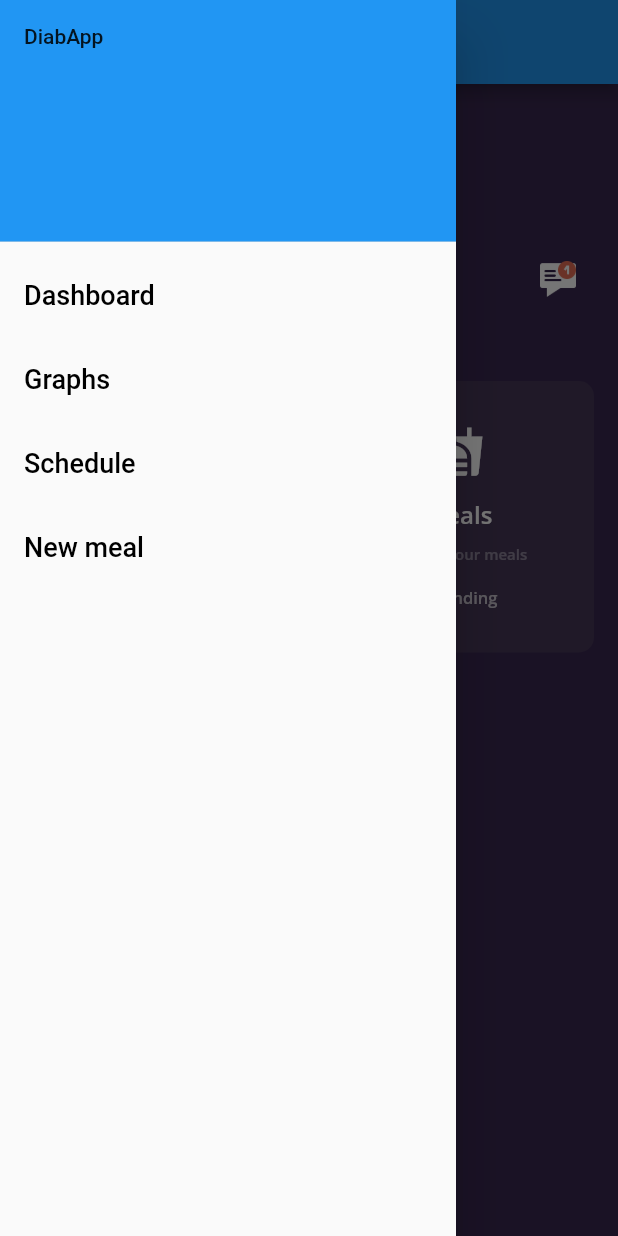
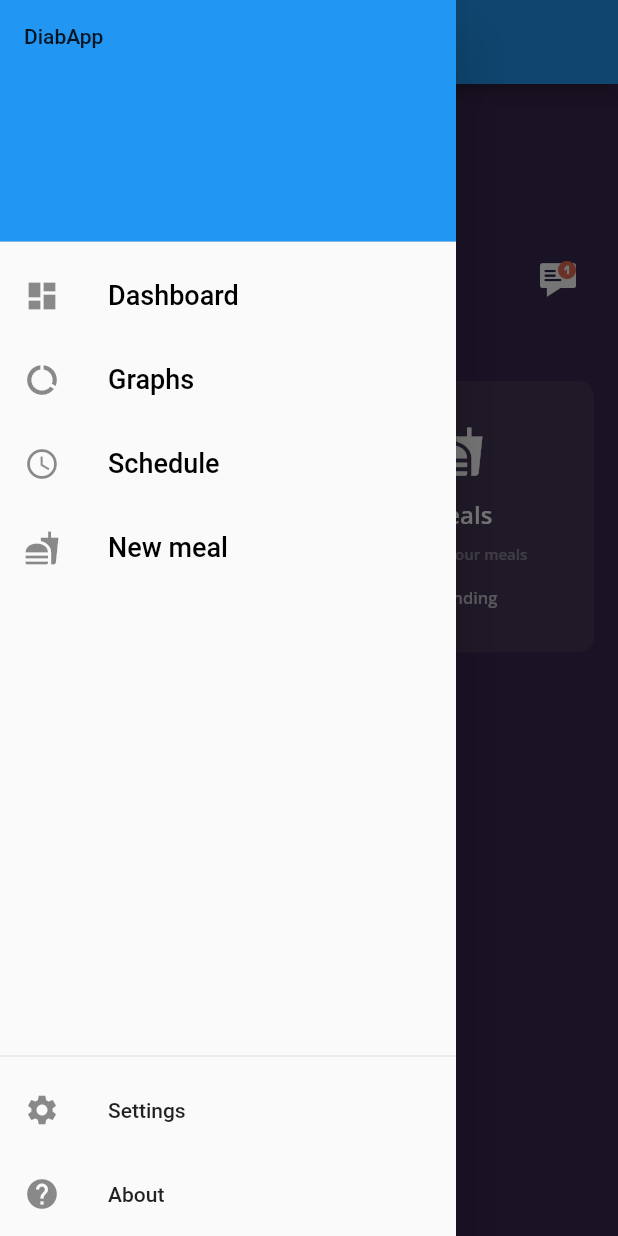
Before and after one commit to pemocarlo/diabapp, a Flutter app: the screen it shows after launch, with the side drawer open, on a phone screen of 412 x 824 dp. Run offline on Flutter 3.47's test engine with Material 2 defaults, Android fonts, the phone set to English and light mode, and no system bars; our stand-ins replace flutter_slidable, google_fonts, image_picker, moor, moor_ffi; missing offline and left inert: barcode_scan; generated files the repository leaves out were written again.

Commit message:
Refactor drawer

```diff
--- a/lib/widgets/maindrawer.dart
+++ b/lib/widgets/maindrawer.dart
@@ -1,8 +1,5 @@
-import 'package:diabapp/data/open_food_facts_database.dart';
 import 'package:flutter/material.dart';
 import 'package:diabapp/widgets/index.dart';
-import 'package:provider/provider.dart';
-import 'package:moor_db_viewer/moor_db_viewer.dart';
 
 class MainDrawer extends StatelessWidget {
   const MainDrawer({
@@ -18,6 +15,9 @@ class MainDrawer extends StatelessWidget {
       // Add a ListView to the drawer. This ensures the user can scroll
       // through the options in the drawer if there isn't enough vertical
       // space to fit everything.
+      child: Column(
+        children: <Widget>[
+          Expanded(
             child: ListView(
               // Important: Remove any padding from the ListView.
               padding: EdgeInsets.zero,
@@ -29,6 +29,7 @@ class MainDrawer extends StatelessWidget {
                   ),
                 ),
                 ListTile(
+                  leading: Icon(Icons.dashboard),
                   title: Text("Dashboard",
                       style: TextStyle(color: Colors.black, fontSize: 18)),
                   onTap: () {
@@ -36,6 +37,7 @@ class MainDrawer extends StatelessWidget {
                   },
                 ),
                 ListTile(
+                  leading: Icon(Icons.data_usage),
                   title: Text(
                     'Graphs',
                     style: TextStyle(color: Colors.black, fontSize: 18),
@@ -45,6 +47,7 @@ class MainDrawer extends StatelessWidget {
                   },
                 ),
                 ListTile(
+                  leading: Icon(Icons.schedule),
                   title: Text("Schedule",
                       style: TextStyle(color: Colors.black, fontSize: 18)),
                   onTap: () {
@@ -62,6 +65,7 @@ class MainDrawer extends StatelessWidget {
                 //   },
                 // ),
                 ListTile(
+                  leading: Icon(Icons.fastfood),
                   title: Text("New meal",
                       style: TextStyle(color: Colors.black, fontSize: 18)),
                   onTap: () {
@@ -70,6 +74,33 @@ class MainDrawer extends StatelessWidget {
                 ),
               ],
             ),
+          ),
+          // This container holds the align
+          Container(
+            // This align moves the children to the bottom
+            child: Align(
+              alignment: FractionalOffset.bottomCenter,
+              // This container holds all the children that will be aligned
+              // on the bottom and should not scroll with the above ListView
+              child: Container(
+                child: Column(
+                  children: <Widget>[
+                    Divider(),
+                    ListTile(
+                      leading: Icon(Icons.settings),
+                      title: Text('Settings'),
+                    ),
+                    ListTile(
+                      leading: Icon(Icons.help),
+                      title: Text('About'),
+                    )
+                  ],
+                ),
+              ),
+            ),
+          ),
+        ],
+      ),
     );
   }
 }
```
Lines whose indentation alone changed are shown as unchanged.
